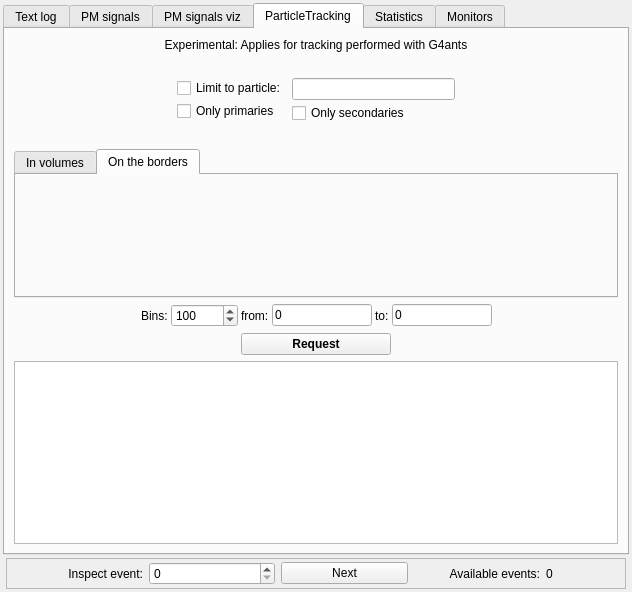
The window that src/gui/outputwindow.ui (andrmor/ANTS2) describes before a commit, drawn with Qt 5.
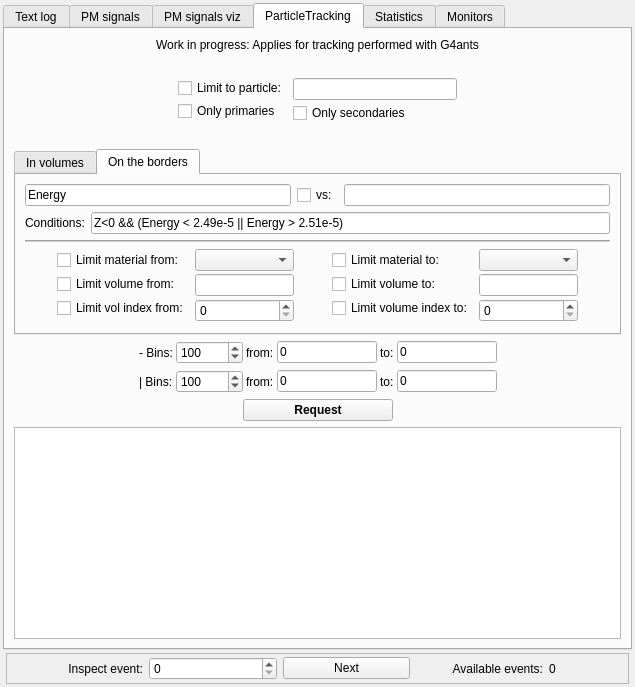
The same window after the commit. The open tabs and pages were chosen to show the change.

```diff
--- a/src/gui/outputwindow.ui
+++ b/src/gui/outputwindow.ui
@@ -6,8 +6,8 @@
    <rect>
     <x>0</x>
     <y>0</y>
-    <width>632</width>
-    <height>592</height>
+    <width>635</width>
+    <height>687</height>
    </rect>
   </property>
   <property name="sizePolicy">
@@ -742,7 +742,7 @@
         <item>
          <widget class="QLabel" name="label_15">
           <property name="text">
-           <string>Experimental: Applies for tracking performed with G4ants</string>
+           <string>Work in progress: Applies for tracking performed with G4ants</string>
           </property>
           <property name="alignment">
            <set>Qt::AlignCenter</set>
@@ -1032,6 +1032,201 @@
            <attribute name="title">
             <string>On the borders</string>
            </attribute>
+           <layout class="QVBoxLayout" name="verticalLayout_28">
+            <item>
+             <layout class="QHBoxLayout" name="horizontalLayout_20">
+              <item>
+               <widget class="QLineEdit" name="lePTHistBordWhat">
+                <property name="toolTip">
+                 <string>X, Y, Z, Time, Energy, Vx, Vy, Vz
+and any mathematical/logical operations
+See ROOT TFormula description</string>
+                </property>
+                <property name="text">
+                 <string>Energy</string>
+                </property>
+               </widget>
+              </item>
+              <item>
+               <widget class="QCheckBox" name="cbPTHistBordVs">
+                <property name="text">
+                 <string>vs:</string>
+                </property>
+               </widget>
+              </item>
+              <item>
+               <widget class="QLineEdit" name="lePTHistBordVsWhat">
+                <property name="toolTip">
+                 <string>X, Y, Z, Time, Energy, Vx, Vy, Vz
+and any mathematical/logical operations
+See ROOT TFormula description</string>
+                </property>
+               </widget>
+              </item>
+             </layout>
+            </item>
+            <item>
+             <layout class="QHBoxLayout" name="horizontalLayout_3">
+              <item>
+               <widget class="QLabel" name="label_21">
+                <property name="text">
+                 <string>Conditions:</string>
+                </property>
+               </widget>
+              </item>
+              <item>
+               <widget class="QLineEdit" name="lePTHistBordCuts">
+                <property name="toolTip">
+                 <string>X, Y, Z, Time, Energy, Vx, Vy, Vz
+and any mathematical/logical operations
+See ROOT TFormula description</string>
+                </property>
+                <property name="text">
+                 <string>Z&lt;0 &amp;&amp; (Energy &lt; 2.49e-5 || Energy &gt; 2.51e-5)</string>
+                </property>
+               </widget>
+              </item>
+             </layout>
+            </item>
+            <item>
+             <widget class="Line" name="line_4">
+              <property name="orientation">
+               <enum>Qt::Horizontal</enum>
+              </property>
+             </widget>
+            </item>
+            <item>
+             <layout class="QHBoxLayout" name="horizontalLayout_26">
+              <item>
+               <spacer name="horizontalSpacer_24">
+                <property name="orientation">
+                 <enum>Qt::Horizontal</enum>
+                </property>
+                <property name="sizeHint" stdset="0">
+                 <size>
+                  <width>40</width>
+                  <height>20</height>
+                 </size>
+                </property>
+               </spacer>
+              </item>
+              <item>
+               <layout class="QVBoxLayout" name="verticalLayout_24">
+                <property name="spacing">
+                 <number>3</number>
+                </property>
+                <item>
+                 <widget class="QCheckBox" name="cbPTHistVolMatFrom">
+                  <property name="text">
+                   <string>Limit material from:</string>
+                  </property>
+                 </widget>
+                </item>
+                <item>
+                 <widget class="QCheckBox" name="cbPTHistVolVolumeFrom">
+                  <property name="text">
+                   <string>Limit volume from:</string>
+                  </property>
+                 </widget>
+                </item>
+                <item>
+                 <widget class="QCheckBox" name="cbPTHistVolIndexFrom">
+                  <property name="text">
+                   <string>Limit vol index from:</string>
+                  </property>
+                 </widget>
+                </item>
+               </layout>
+              </item>
+              <item>
+               <layout class="QVBoxLayout" name="verticalLayout_25">
+                <property name="spacing">
+                 <number>3</number>
+                </property>
+                <item>
+                 <widget class="QComboBox" name="cobPTHistVolMatFrom"/>
+                </item>
+                <item>
+                 <widget class="QLineEdit" name="lePTHistVolVolumeFrom"/>
+                </item>
+                <item>
+                 <widget class="QSpinBox" name="sbPTHistVolIndexFrom"/>
+                </item>
+               </layout>
+              </item>
+              <item>
+               <spacer name="horizontalSpacer_26">
+                <property name="orientation">
+                 <enum>Qt::Horizontal</enum>
+                </property>
+                <property name="sizeHint" stdset="0">
+                 <size>
+                  <width>40</width>
+                  <height>20</height>
+                 </size>
+                </property>
+               </spacer>
+              </item>
+              <item>
+               <layout class="QVBoxLayout" name="verticalLayout_26">
+                <property name="spacing">
+                 <number>3</number>
+                </property>
+                <item>
+                 <widget class="QCheckBox" name="cbPTHistVolMatTo">
+                  <property name="text">
+                   <string>Limit material to:</string>
+                  </property>
+                 </widget>
+                </item>
+                <item>
+                 <widget class="QCheckBox" name="cbPTHistVolVolumeTo">
+                  <property name="text">
+                   <string>Limit volume to:</string>
+                  </property>
+                 </widget>
+                </item>
+                <item>
+                 <widget class="QCheckBox" name="cbPTHistVolIndexTo">
+                  <property name="text">
+                   <string>Limit volume index to:</string>
+                  </property>
+                 </widget>
+                </item>
+               </layout>
+              </item>
+              <item>
+               <layout class="QVBoxLayout" name="verticalLayout_27">
+                <property name="spacing">
+                 <number>3</number>
+                </property>
+                <item>
+                 <widget class="QComboBox" name="cobPTHistVolMatTo"/>
+                </item>
+                <item>
+                 <widget class="QLineEdit" name="lePTHistVolVolumeTo"/>
+                </item>
+                <item>
+                 <widget class="QSpinBox" name="sbPTHistVolIndexTo"/>
+                </item>
+               </layout>
+              </item>
+              <item>
+               <spacer name="horizontalSpacer_25">
+                <property name="orientation">
+                 <enum>Qt::Horizontal</enum>
+                </property>
+                <property name="sizeHint" stdset="0">
+                 <size>
+                  <width>40</width>
+                  <height>20</height>
+                 </size>
+                </property>
+               </spacer>
+              </item>
+             </layout>
+            </item>
+           </layout>
           </widget>
          </widget>
         </item>
@@ -1081,7 +1276,7 @@
            <item>
             <widget class="QLabel" name="label_18">
              <property name="text">
-              <string>Bins:</string>
+              <string>- Bins:</string>
              </property>
             </widget>
            </item>
@@ -1154,6 +1349,125 @@
           </layout>
          </widget>
         </item>
+        <item>
+         <widget class="QFrame" name="frPTHistY">
+          <property name="minimumSize">
+           <size>
+            <width>0</width>
+            <height>0</height>
+           </size>
+          </property>
+          <property name="frameShape">
+           <enum>QFrame::NoFrame</enum>
+          </property>
+          <property name="frameShadow">
+           <enum>QFrame::Raised</enum>
+          </property>
+          <layout class="QHBoxLayout" name="horizontalLayout_25">
+           <property name="spacing">
+            <number>3</number>
+           </property>
+           <property name="leftMargin">
+            <number>0</number>
+           </property>
+           <property name="topMargin">
+            <number>0</number>
+           </property>
+           <property name="rightMargin">
+            <number>0</number>
+           </property>
+           <property name="bottomMargin">
+            <number>0</number>
+           </property>
+           <item>
+            <spacer name="horizontalSpacer_22">
+             <property name="orientation">
+              <enum>Qt::Horizontal</enum>
+             </property>
+             <property name="sizeHint" stdset="0">
+              <size>
+               <width>103</width>
+               <height>20</height>
+              </size>
+             </property>
+            </spacer>
+           </item>
+           <item>
+            <widget class="QLabel" name="label_22">
+             <property name="text">
+              <string>| Bins:</string>
+             </property>
+            </widget>
+           </item>
+           <item>
+            <widget class="QSpinBox" name="sbPTHistBinsY">
+             <property name="minimum">
+              <number>1</number>
+             </property>
+             <property name="maximum">
+              <number>100000</number>
+             </property>
+             <property name="value">
+              <number>100</number>
+             </property>
+            </widget>
+           </item>
+           <item>
+            <widget class="QLabel" name="label_23">
+             <property name="text">
+              <string>from:</string>
+             </property>
+            </widget>
+           </item>
+           <item>
+            <widget class="QLineEdit" name="ledPTHistFromY">
+             <property name="maximumSize">
+              <size>
+               <width>100</width>
+               <height>16777215</height>
+              </size>
+             </property>
+             <property name="text">
+              <string>0</string>
+             </property>
+            </widget>
+           </item>
+           <item>
+            <widget class="QLabel" name="label_24">
+             <property name="text">
+              <string>to:</string>
+             </property>
+            </widget>
+           </item>
+           <item>
+            <widget class="QLineEdit" name="ledPTHistToY">
+             <property name="maximumSize">
+              <size>
+               <width>100</width>
+               <height>16777215</height>
+              </size>
+             </property>
+             <property name="text">
+              <string>0</string>
+             </property>
+            </widget>
+           </item>
+           <item>
+            <spacer name="horizontalSpacer_23">
+             <property name="orientation">
+              <enum>Qt::Horizontal</enum>
+             </property>
+             <property name="sizeHint" stdset="0">
+              <size>
+               <width>103</width>
+               <height>20</height>
+              </size>
+             </property>
+            </spacer>
+           </item>
+          </layout>
+         </widget>
+        </item>
         <item>
          <layout class="QHBoxLayout" name="horizontalLayout_24">
           <property name="topMargin">
```
Left out of the diff: 50 changed lines with no effect on the pictures.
